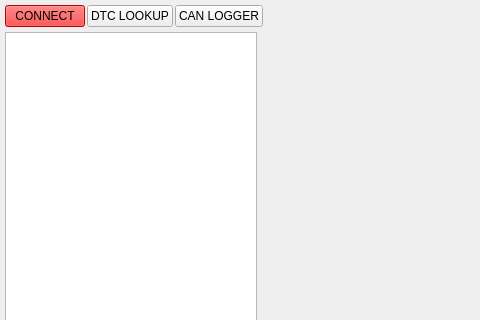
Above: ui/splash.ui from fearricepudding/ECUPWN_APP before the change; both pictures show x 0 to 480 and y 0 to 320 of the 867 by 656 pixel window. Below: the same form after it.
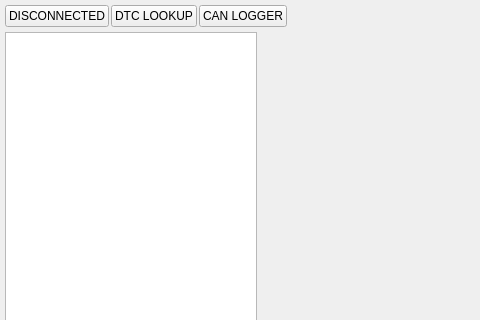
That is the form after the change.

Patch:
```diff
--- a/ui/splash.ui
+++ b/ui/splash.ui
@@ -47,10 +47,14 @@
       <item>
        <widget class="QPushButton" name="connectBtn">
         <property name="styleSheet">
-         <string notr="true">background-color:red;</string>
+         <string notr="true">*[connected=&quot;0&quot;]{	background: red; }
+*[connected=&quot;1&quot;]{	background: green; }</string>
         </property>
         <property name="text">
-         <string>CONNECT</string>
+         <string>DISCONNECTED</string>
+        </property>
+        <property name="connected" stdset="0">
+         <string>0</string>
         </property>
        </widget>
       </item>
```
Left out of the diff: 2 changed lines with no effect on the pictures.
